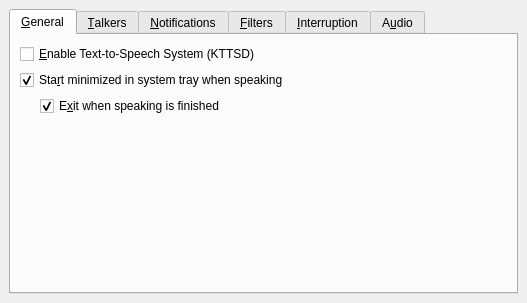
First picture: the form in kcmkttsmgr/kcmkttsmgrwidget.ui, repository KDE/jovie, before the edit.
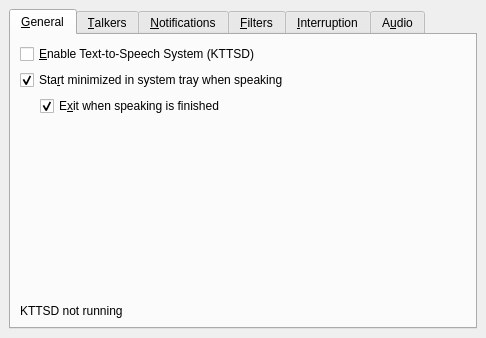
Second picture: the form after the edit. Custom widgets are drawn as their Qt base class.

What changed in the file:
```diff
--- a/kcmkttsmgr/kcmkttsmgrwidget.ui
+++ b/kcmkttsmgr/kcmkttsmgrwidget.ui
@@ -8,8 +8,8 @@
    <rect>
     <x>0</x>
     <y>0</y>
-    <width>527</width>
-    <height>303</height>
+    <width>467</width>
+    <height>338</height>
    </rect>
   </property>
   <property name="sizePolicy" >
@@ -44,37 +44,37 @@
       <attribute name="title" >
        <string>&amp;General</string>
       </attribute>
-      <layout class="QVBoxLayout" >
+      <layout class="QGridLayout" >
        <property name="margin" >
         <number>9</number>
        </property>
        <property name="spacing" >
         <number>6</number>
        </property>
-       <item>
-        <widget class="QCheckBox" name="enableKttsdCheckBox" >
-         <property name="whatsThis" >
-          <string>Check to start the KTTS Deamon and enable Text-to-Speech.</string>
-         </property>
+       <item row="4" column="0" >
+        <widget class="QLabel" name="kttsdVersion" >
          <property name="text" >
-          <string>&amp;Enable Text-to-Speech System (KTTSD)</string>
+          <string>KTTSD not running</string>
          </property>
         </widget>
        </item>
-       <item>
-        <widget class="QCheckBox" name="autostartMgrCheckBox" >
-         <property name="whatsThis" >
-          <string>When checked, if KTTSMgr is not already running and speech begins, starts KTTSMgr and displays an icon in the system tray.  &lt;em>Note&lt;em>: KTTSMgr only automatically starts for text jobs having 5 sentences or more.</string>
+       <item row="3" column="0" >
+        <spacer>
+         <property name="orientation" >
+          <enum>Qt::Vertical</enum>
          </property>
-         <property name="text" >
-          <string>Sta&amp;rt minimized in system tray when speaking</string>
+         <property name="sizeType" >
+          <enum>QSizePolicy::Expanding</enum>
          </property>
-         <property name="checked" >
-          <bool>true</bool>
+         <property name="sizeHint" >
+          <size>
+           <width>20</width>
+           <height>20</height>
+          </size>
          </property>
-        </widget>
+        </spacer>
        </item>
-       <item>
+       <item row="2" column="0" >
         <layout class="QHBoxLayout" >
          <property name="margin" >
           <number>0</number>
@@ -113,21 +113,28 @@
          </item>
         </layout>
        </item>
-       <item>
-        <spacer>
-         <property name="orientation" >
-          <enum>Qt::Vertical</enum>
+       <item row="1" column="0" >
+        <widget class="QCheckBox" name="autostartMgrCheckBox" >
+         <property name="whatsThis" >
+          <string>When checked, if KTTSMgr is not already running and speech begins, starts KTTSMgr and displays an icon in the system tray.  &lt;em>Note&lt;em>: KTTSMgr only automatically starts for text jobs having 5 sentences or more.</string>
          </property>
-         <property name="sizeType" >
-          <enum>QSizePolicy::Expanding</enum>
+         <property name="text" >
+          <string>Sta&amp;rt minimized in system tray when speaking</string>
          </property>
-         <property name="sizeHint" >
-          <size>
-           <width>20</width>
-           <height>20</height>
-          </size>
+         <property name="checked" >
+          <bool>true</bool>
          </property>
-        </spacer>
+        </widget>
+       </item>
+       <item row="0" column="0" >
+        <widget class="QCheckBox" name="enableKttsdCheckBox" >
+         <property name="whatsThis" >
+          <string>Check to start the KTTS Deamon and enable Text-to-Speech.</string>
+         </property>
+         <property name="text" >
+          <string>&amp;Enable Text-to-Speech System (KTTSD)</string>
+         </property>
+        </widget>
        </item>
       </layout>
      </widget>
@@ -1232,26 +1239,21 @@
  <layoutdefault spacing="6" margin="6" />
  <pixmapfunction>qPixmapFromMimeSource</pixmapfunction>
  <customwidgets>
-  <customwidget>
-   <class>KComboBox</class>
-   <extends>QComboBox</extends>
-   <header>kcombobox.h</header>
-   <container>0</container>
-   <pixmap></pixmap>
-  </customwidget>
-  <customwidget>
-   <class>KLineEdit</class>
-   <extends>QLineEdit</extends>
-   <header>klineedit.h</header>
-   <container>0</container>
-   <pixmap></pixmap>
-  </customwidget>
   <customwidget>
    <class>KCModule</class>
    <extends>QWidget</extends>
    <header>kcmodule.h</header>
    <container>1</container>
-   <pixmap></pixmap>
+  </customwidget>
+  <customwidget>
+   <class>KLineEdit</class>
+   <extends>QLineEdit</extends>
+   <header>klineedit.h</header>
+  </customwidget>
+  <customwidget>
+   <class>KComboBox</class>
+   <extends>QComboBox</extends>
+   <header>kcombobox.h</header>
   </customwidget>
   <customwidget>
    <class>KUrlRequester</class>
```
Left out of the diff: 4 changed lines with no effect on the pictures.
